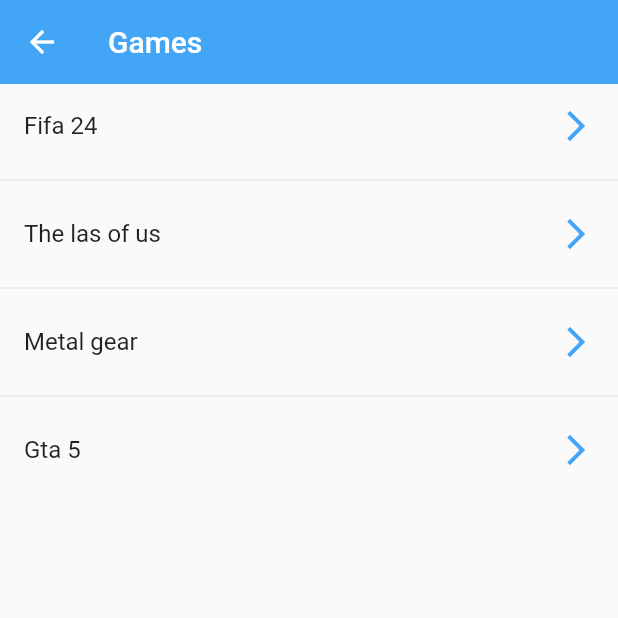
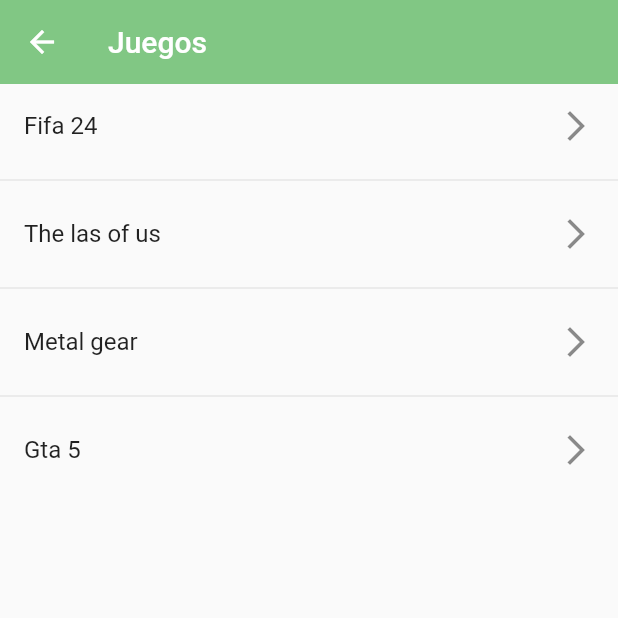
Before and after one commit to Filohz/componentes, a Flutter app: the Listview2Screen screen opened by its route, on a phone screen of 412 x 824 dp, the top half of it. Run offline on Flutter 3.47's test engine with Material 2 defaults, Android fonts, the phone set to English and light mode, and no system bars.

Commit message:
add global theme and add new screens

```diff
--- a/lib/main.dart
+++ b/lib/main.dart
@@ -1,4 +1,5 @@
 import 'package:fl_componentes/router/app_routes.dart';
+import 'package:fl_componentes/theme/app_theme.dart';
 import 'package:flutter/material.dart';
 
 void main() => runApp(const MyApp());
@@ -14,6 +15,7 @@
       initialRoute: AppRoutes.initialRoute,
       routes: AppRoutes.getAppRoutes(),
       onGenerateRoute: AppRoutes.onGenerateRoute,
+      theme: AppTheme.lightTheme,
     );
   }
 }
--- a/lib/router/app_routes.dart
+++ b/lib/router/app_routes.dart
@@ -6,10 +6,10 @@
   static const initialRoute = 'home';
 
   static final menuOptions = <MenuOption>[
-    MenuOption(route: 'home',name: 'HomeScreen',icon: Icons.home,screen: const HomeScreen()),
-    MenuOption(route: 'listview',name: 'listview',icon: Icons.list_alt,screen: const Listview2Screen()),
+    MenuOption(route: 'home',name: 'Home',icon: Icons.home,screen: const HomeScreen()),
+    MenuOption(route: 'listview',name: 'Listview',icon: Icons.list_alt,screen: const Listview2Screen()),
     MenuOption(route: 'alert',name: 'Alert',icon: Icons.warning_amber_rounded,screen: const AlertScreen()),
-    MenuOption(route: 'card',name: 'Card Screen',icon: Icons.card_membership,screen: const CardScreen())
+    MenuOption(route: 'card',name: 'Card',icon: Icons.card_membership,screen: const CardScreen())
   ];
 
   static Map<String, Widget Function(BuildContext)> getAppRoutes() {
--- a/lib/screens/home_screen.dart
+++ b/lib/screens/home_screen.dart
@@ -1,4 +1,5 @@
 import 'package:fl_componentes/router/app_routes.dart';
+import 'package:fl_componentes/theme/app_theme.dart';
 import 'package:flutter/material.dart';
 
 class HomeScreen extends StatelessWidget {
@@ -10,12 +11,11 @@
     return Scaffold(
       appBar: AppBar(
         title: const Text('Componentes de Flutter'),
-        elevation: 0.0,
       ),
       body: ListView.separated(
         itemCount: menuOptions.length,
         itemBuilder: (context, option) => ListTile(
-          leading: Icon(menuOptions[option].icon, color: Colors.indigo),
+          leading: Icon(menuOptions[option].icon, color: AppTheme.primary),
           title: Text(menuOptions[option].name),
           onTap: () {
             Navigator.pushNamed(context, menuOptions[option].route);
--- a/lib/screens/listview2_screen.dart
+++ b/lib/screens/listview2_screen.dart
@@ -7,19 +7,15 @@
 
   @override
   Widget build(BuildContext context) {
-    final color = Colors.blue[400];
-
     return Scaffold(
       appBar: AppBar(
-        title: const Text('Games'),
-        elevation: 0.0,
-        backgroundColor: color,
+        title: const Text('Juegos'),
       ),
       body: ListView.separated(
         itemCount: options.length,
         itemBuilder: (context, index) => ListTile(
           title: Text(options[index]),
-          trailing: Icon(Icons.arrow_forward_ios, color: color),
+          trailing: const Icon(Icons.arrow_forward_ios),
           onTap: () {
             final game = options[index];
             print(game);
--- /dev/null
+++ b/lib/theme/app_theme.dart
@@ -0,0 +1,13 @@
+import 'package:flutter/material.dart';
+
+class AppTheme {
+  static final Color primary = Colors.green.shade300;
+
+  static final ThemeData lightTheme = ThemeData.light().copyWith(
+      primaryColor: primary,
+      appBarTheme: AppBarTheme(
+        backgroundColor: primary,
+        elevation: 0.0,
+      ),
+      primaryIconTheme: IconThemeData(color: primary));
+}
```
Also changed, not shown: lib/screens/alert_screen.dart (+5 -2 lines), lib/screens/card_screen.dart (+6 -3 lines).
